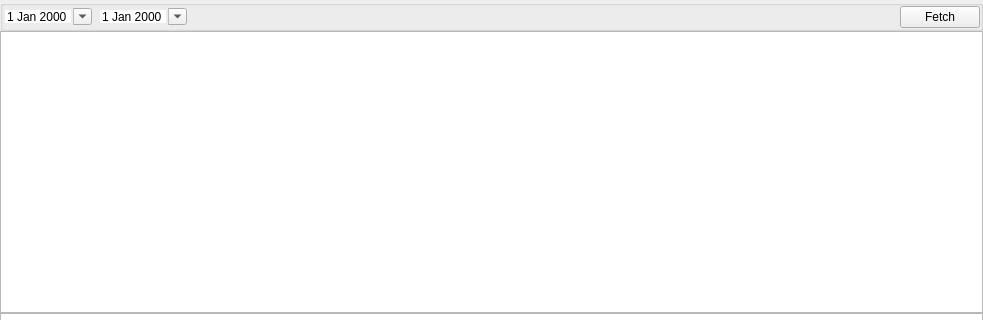
Above: dashboard/order_overview/orderoverviewwidget.ui from ytxerp/ytx-client before the change; both pictures show x 0 to 983 and y 0 to 320 of the 983 by 595 pixel window. Below: the same form after it.
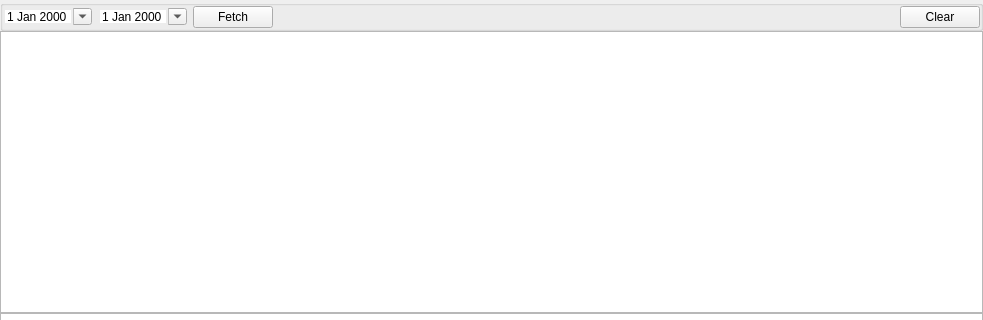
That is the form after the change. Custom widgets are drawn as their Qt base class.

The edit to the form file:
```diff
--- a/dashboard/order_overview/orderoverviewwidget.ui
+++ b/dashboard/order_overview/orderoverviewwidget.ui
@@ -76,6 +76,13 @@
         </property>
        </widget>
       </item>
+      <item>
+       <widget class="QPushButton" name="pBtnFetch">
+        <property name="text">
+         <string>Fetch</string>
+        </property>
+       </widget>
+      </item>
       <item>
        <spacer name="horizontalSpacer">
         <property name="orientation">
@@ -90,9 +97,9 @@
        </spacer>
       </item>
       <item>
-       <widget class="QPushButton" name="pBtnFetch">
+       <widget class="QPushButton" name="pushButton">
         <property name="text">
-         <string>Fetch</string>
+         <string>Clear</string>
         </property>
        </widget>
       </item>
```
